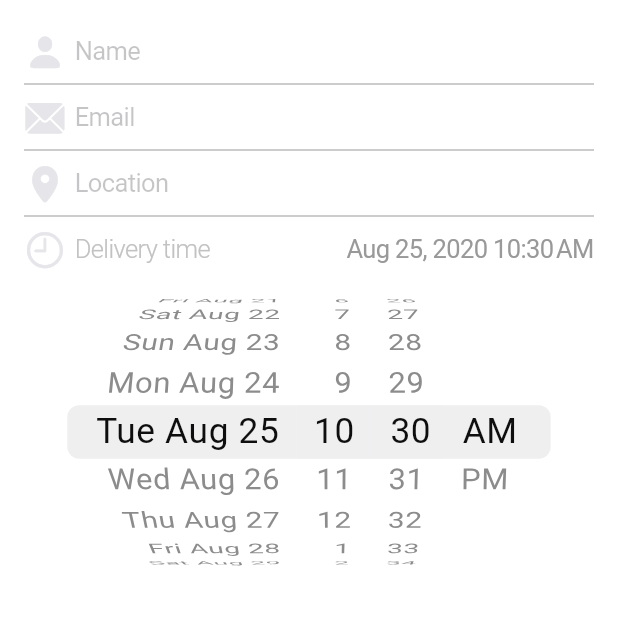
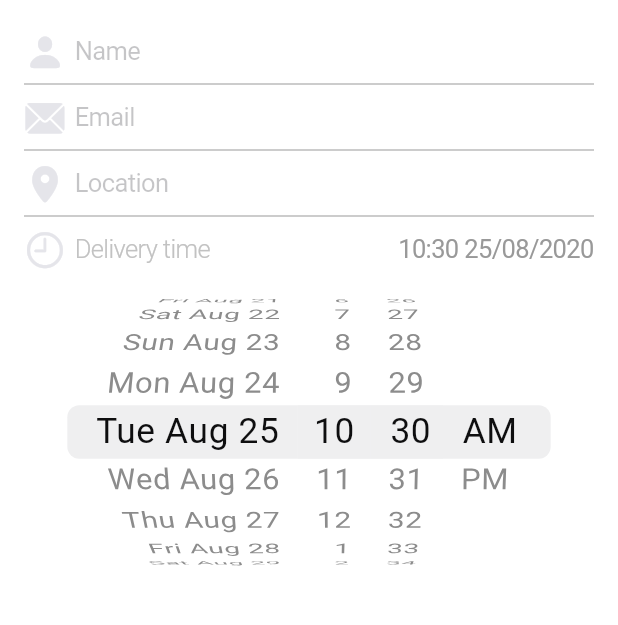
Before and after one commit to hoangduongit1997/shopping_app, a Flutter app: the screen it shows after launch, item 3 of the bottom bar chosen, scrolled down 1728 dp, on a phone screen of 412 x 824 dp, the part 132-757 px from its top. Run offline on Flutter 3.47's test engine with Material 2 defaults, Android fonts, the phone set to English and light mode, and no system bars.

```diff
--- a/lib/tab/shopping_cart_tab.dart
+++ b/lib/tab/shopping_cart_tab.dart
@@ -117,7 +117,7 @@ class _ShoppingCartTabState extends State<ShoppingCartTab> {
               ],
             ),
             Text(
-              DateFormat.yMMMd().add_jm().format(dateTime),
+              DateFormat("HH:mm dd/MM/yyyy").format(dateTime),
               style: Styles.deliveryTime,
             ),
           ],
```
